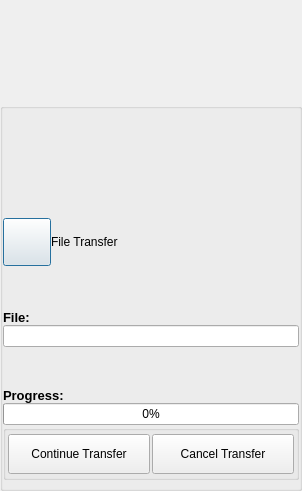
Before: the Qt Designer form GoTvApps/GoTvCommon/Forms/ActivitySessionFileOffer.ui in brettrjones/gotvptop, drawn with Qt 5.
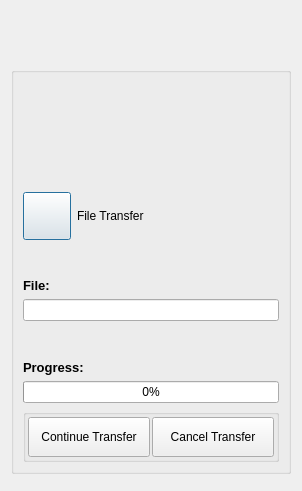
After: the same form once the commit is applied. Icons and pictures are not drawn. Custom widgets are drawn as their Qt base class.

What changed in the file:
```diff
--- a/GoTvApps/GoTvCommon/Forms/ActivitySessionFileOffer.ui
+++ b/GoTvApps/GoTvCommon/Forms/ActivitySessionFileOffer.ui
@@ -13,91 +13,7 @@
   <property name="windowTitle">
    <string>Accept File Offer</string>
   </property>
-  <property name="styleSheet">
-   <string notr="true">QDialog#SessionFileOfferDialog
-{   
-color: transparent;
-background-color: transparent;
-border: 1px solid transparent;
-border-radius: 8px; 
-}
-
-#StyledDlgTitleBox
-{   
-color: black;
-background-color: rgb(50,238,17);
-border: 2px solid green;
-border-top-left-radius: 8px; 
-border-top-right-radius: 8px;
-}
-
-#StyledDlgTitleLabel
-{   
-color: black;
-}
-
-#StyledDlgItemsBox
-{   
-background-color: rgb(50,238,17);
-border: 2px solid green;
-border-top-color: green; 
-border-bottom-left-radius: 8px; 
-border-bottom-right-radius: 8px;
-}
-QPushButton#CancelButton
-{
-color: white;
-font: bold 14px;
-border-width: 10;
-border-image: url(:/MyP2PWeb/Resources/button_green_normal.png) 10;
-padding: -10;
-}
-QPushButton#CancelButton:pressed
-{
-border-width: 10;
-border-image: url(:/MyP2PWeb/Resources/button_green_pressed.png) 10;
-padding: -10;
-}
-QPushButton#AcceptButton
-{
-color: white;
-font: bold 14px;
-border-width: 10;
-border-image: url(:/MyP2PWeb/Resources/button_green_normal.png) 10;
-padding: -10;
-}
-QPushButton#AcceptButton:pressed
-{
-border-width: 10;
-border-image: url(:/MyP2PWeb/Resources/button_green_pressed.png) 10;
-padding: -10;
-}
-QLabel#PermissionLabel
-{
-font: bold 14px;
-}
-QLineEdit#FileNameEdit
-{
-background-color: rgb(238,238,238);
-}
-QPlainTextEdit#OfferMsgEdit</string>
-  </property>
   <layout class="QVBoxLayout" name="verticalLayout">
-   <property name="spacing">
-    <number>0</number>
-   </property>
-   <property name="leftMargin">
-    <number>0</number>
-   </property>
-   <property name="topMargin">
-    <number>0</number>
-   </property>
-   <property name="rightMargin">
-    <number>0</number>
-   </property>
-   <property name="bottomMargin">
-    <number>0</number>
-   </property>
    <item>
     <widget class="TitleBarWidget" name="m_TitleBarWidget" native="true">
      <property name="sizePolicy">
@@ -122,6 +38,12 @@
    </item>
    <item>
     <widget class="QGroupBox" name="StyledDlgItemsBox">
+     <property name="sizePolicy">
+      <sizepolicy hsizetype="Expanding" vsizetype="Expanding">
+       <horstretch>0</horstretch>
+       <verstretch>0</verstretch>
+      </sizepolicy>
+     </property>
      <property name="minimumSize">
       <size>
        <width>0</width>
@@ -131,23 +53,15 @@
      <property name="title">
       <string/>
      </property>
-     <layout class="QGridLayout" name="gridLayout_2">
-      <property name="leftMargin">
-       <number>0</number>
-      </property>
-      <property name="topMargin">
-       <number>0</number>
-      </property>
-      <property name="rightMargin">
-       <number>0</number>
-      </property>
-      <property name="bottomMargin">
-       <number>8</number>
-      </property>
-      <property name="spacing">
-       <number>0</number>
-      </property>
-      <item row="1" column="0">
+     <layout class="QVBoxLayout" name="verticalLayout_2">
+      <item>
+       <widget class="QLabel" name="m_StatusLabel">
+        <property name="text">
+         <string notr="true"/>
+        </property>
+       </widget>
+      </item>
+      <item>
        <widget class="IdentWidget" name="FriendIdentWidget" native="true">
         <property name="sizePolicy">
          <sizepolicy hsizetype="Preferred" vsizetype="Fixed">
@@ -169,7 +83,7 @@
         </property>
        </widget>
       </item>
-      <item row="2" column="0">
+      <item>
        <layout class="QHBoxLayout" name="horizontalLayout">
         <item>
          <widget class="VxPushButton" name="PermissionButton">
@@ -205,7 +119,7 @@
         </item>
        </layout>
       </item>
-      <item row="3" column="0">
+      <item>
        <widget class="QLabel" name="FileNameLabel">
         <property name="sizePolicy">
          <sizepolicy hsizetype="Expanding" vsizetype="Preferred">
@@ -228,14 +142,14 @@
         </property>
        </widget>
       </item>
-      <item row="4" column="0">
+      <item>
        <widget class="QLineEdit" name="FileNameEdit">
         <property name="readOnly">
          <bool>true</bool>
         </property>
        </widget>
       </item>
-      <item row="5" column="0">
+      <item>
        <widget class="QLabel" name="MessageLabel">
         <property name="sizePolicy">
          <sizepolicy hsizetype="Expanding" vsizetype="Preferred">
@@ -258,7 +172,14 @@
         </property>
        </widget>
       </item>
-      <item row="7" column="0">
+      <item>
+       <widget class="QProgressBar" name="progressBar">
+        <property name="value">
+         <number>0</number>
+        </property>
+       </widget>
+      </item>
+      <item>
        <widget class="QGroupBox" name="CmdButtonBox">
         <property name="title">
          <string/>
@@ -308,37 +229,48 @@
         </layout>
        </widget>
       </item>
-      <item row="6" column="0">
-       <widget class="QProgressBar" name="progressBar">
-        <property name="value">
-         <number>0</number>
-        </property>
-       </widget>
-      </item>
-      <item row="0" column="0">
-       <widget class="QLabel" name="m_StatusLabel">
-        <property name="text">
-         <string notr="true"/>
-        </property>
-       </widget>
-      </item>
      </layout>
     </widget>
    </item>
+   <item>
+    <widget class="BottomBarWidget" name="m_BottomBarWidget" native="true">
+     <property name="sizePolicy">
+      <sizepolicy hsizetype="Expanding" vsizetype="Minimum">
+       <horstretch>0</horstretch>
+       <verstretch>0</verstretch>
+      </sizepolicy>
+     </property>
+     <property name="minimumSize">
+      <size>
+       <width>30</width>
+       <height>0</height>
+      </size>
+     </property>
+     <property name="autoFillBackground">
+      <bool>true</bool>
+     </property>
+    </widget>
+   </item>
   </layout>
  </widget>
  <customwidgets>
+  <customwidget>
+   <class>TitleBarWidget</class>
+   <extends>QWidget</extends>
+   <header>TitleBarWidget.h</header>
+   <container>1</container>
+  </customwidget>
+  <customwidget>
+   <class>BottomBarWidget</class>
+   <extends>QWidget</extends>
+   <header location="global">BottomBarWidget.h</header>
+   <container>1</container>
+  </customwidget>
   <customwidget>
    <class>VxPushButton</class>
    <extends>QPushButton</extends>
    <header>VxPushButton.h</header>
   </customwidget>
-  <customwidget>
-   <class>TitleBarWidget</class>
-   <extends>QWidget</extends>
-   <header>TitleBarWidget.h</header>
-   <container>1</container>
-  </customwidget>
   <customwidget>
    <class>IdentWidget</class>
    <extends>QWidget</extends>
```
